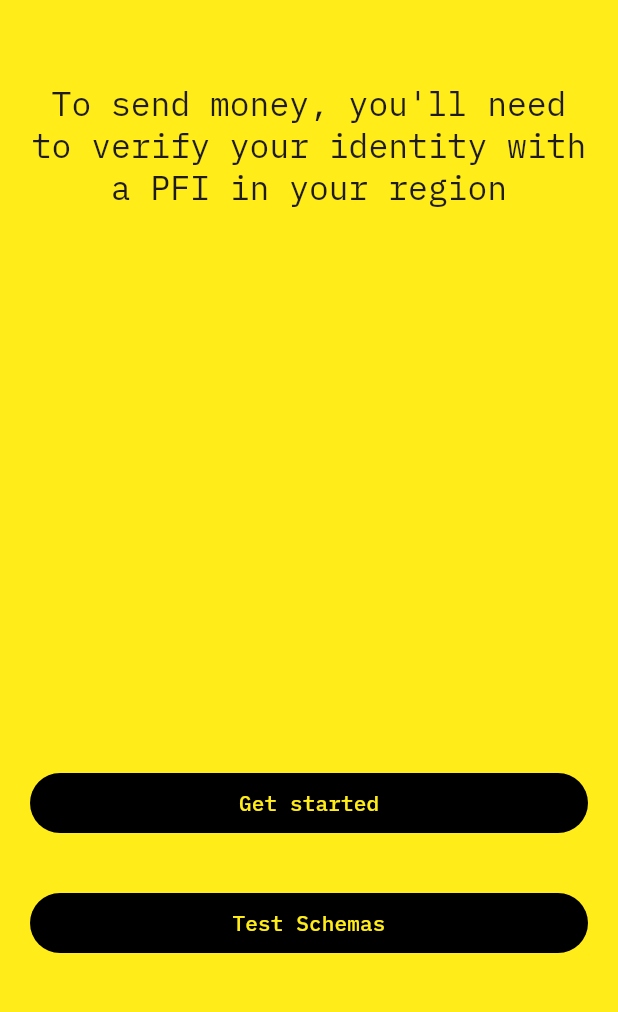
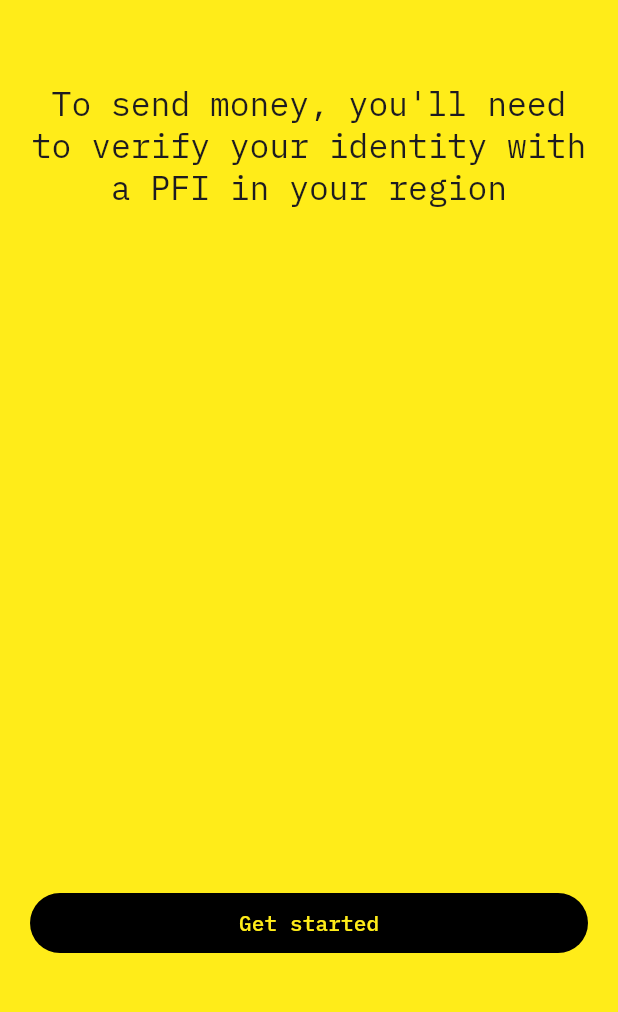
Before and after one commit to TBD54566975/didpay, a Flutter app: the screen it shows after launch, on a phone screen of 412 x 824 dp, the part 217-1229 px from its top. Run offline on Flutter 3.47's test engine with Material 3 defaults, Android fonts, the light colour scheme and no system bars; our stand-ins replace flutter_hooks, flutter_secure_storage, hooks_riverpod, shared_preferences, webview_flutter; missing offline and left inert: web5_flutter.

Commit message:
conditional test button

```diff
--- a/frontend/lib/features/onboarding/onboarding_welcome_page.dart
+++ b/frontend/lib/features/onboarding/onboarding_welcome_page.dart
@@ -3,6 +3,8 @@ import 'package:flutter_starter/features/pfis/pfis_page.dart';
 import 'package:flutter_starter/features/forms/SchemaForms.dart';
 import 'package:flutter_starter/l10n/app_localizations.dart';
 import 'package:flutter_starter/shared/grid.dart';
+import 'package:flutter/foundation.dart';
+
 
 class OnboardingWelcomePage extends StatelessWidget {
   const OnboardingWelcomePage({super.key});
@@ -44,8 +46,8 @@ class OnboardingWelcomePage extends StatelessWidget {
                 child: Text(Loc.of(context).getStarted),
               ),
             ),
-            const SizedBox(height: Grid.md), // Add some spacing
-            Padding(
+            if (kDebugMode) const SizedBox(height: Grid.md), // Add some spacing
+            if (kDebugMode) Padding(
               padding: const EdgeInsets.symmetric(horizontal: Grid.side),
               child: FilledButton(
                 onPressed: () {
```
